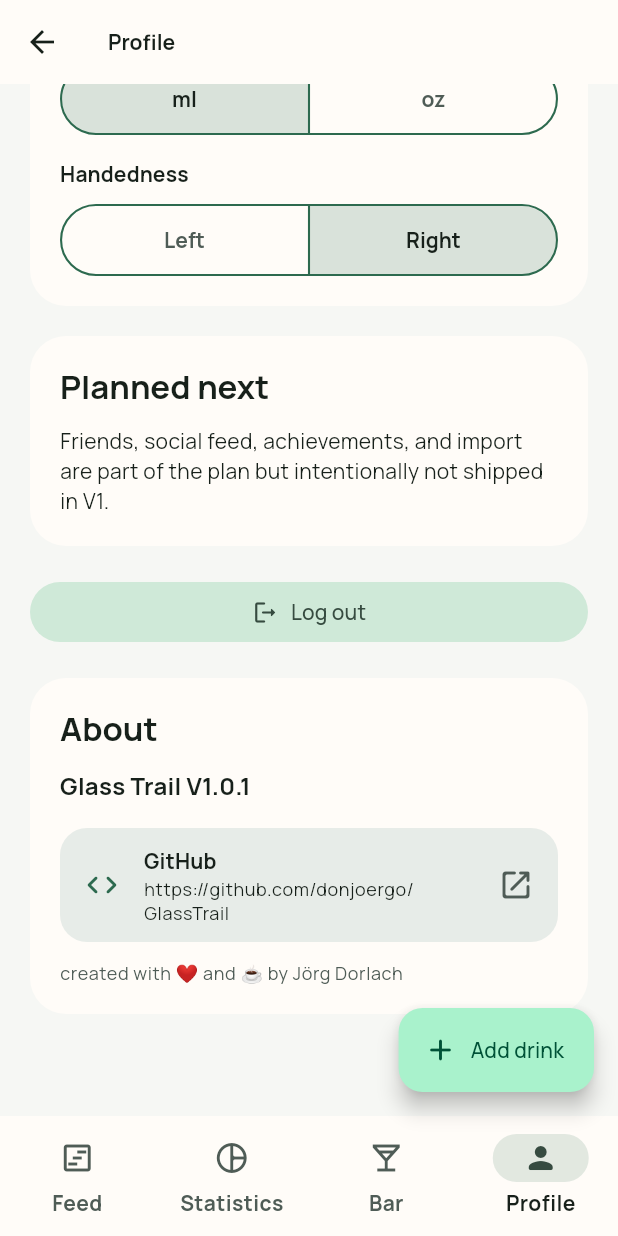
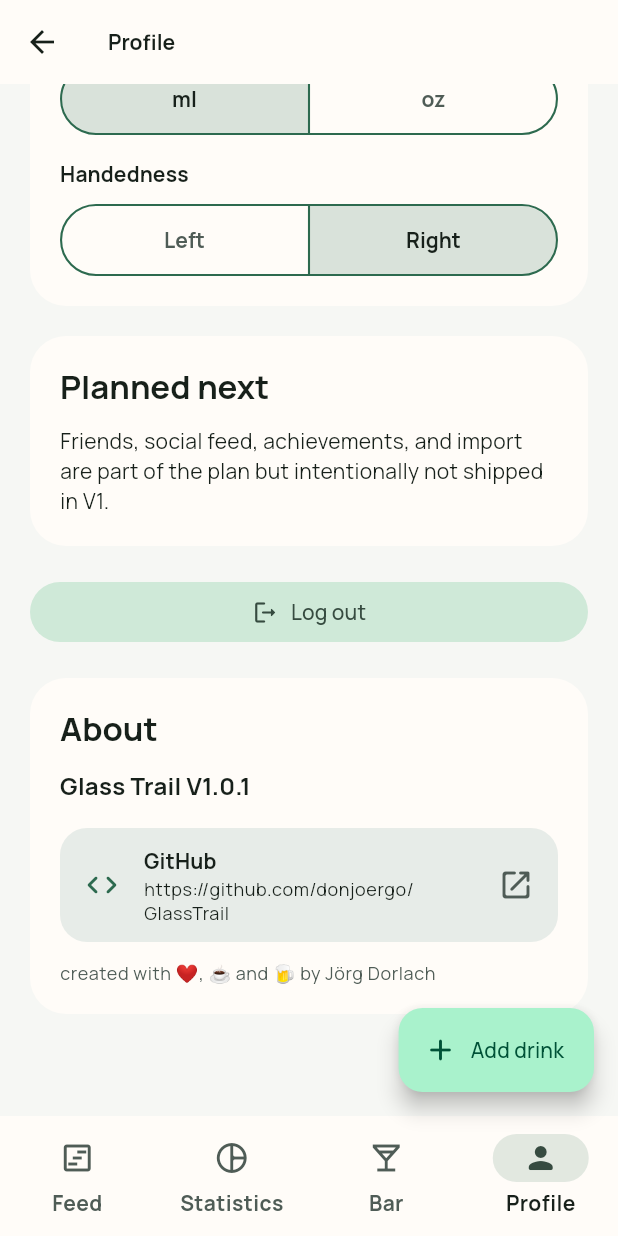
Before and after one commit to donjoergo/glasstrail, a Flutter app: the HomeShell screen opened directly, item 4 of the bottom bar chosen, scrolled down 576 dp, on a phone screen of 412 x 824 dp. Run offline on Flutter 3.47's test engine with Material 3 defaults, Android fonts, the phone set to English and light mode, and no system bars; our stand-ins replace fl_chart, geocoding, geolocator, google_fonts, image_picker, latlong2 and 3 more; missing offline and left inert: file_selector, maplibre_gl, maplibre_gl_web; accounts and stored records are empty.

Commit message:
chore: include 🍺 in attribution text

```diff
--- a/lib/src/screens/profile_screen.dart
+++ b/lib/src/screens/profile_screen.dart
@@ -506,7 +506,7 @@ class _ProfileScreenState extends State<ProfileScreen> {
               ),
               const SizedBox(height: 12),
               Text(
-                'created with ❤️ and ☕ by Jörg Dorlach',
+                'created with ❤️, ☕ and 🍺 by Jörg Dorlach',
                 key: const Key('profile-about-attribution'),
                 style: theme.textTheme.bodySmall?.copyWith(
                   color: theme.colorScheme.onSurfaceVariant,
```
Also changed, not shown: 1 other file.
